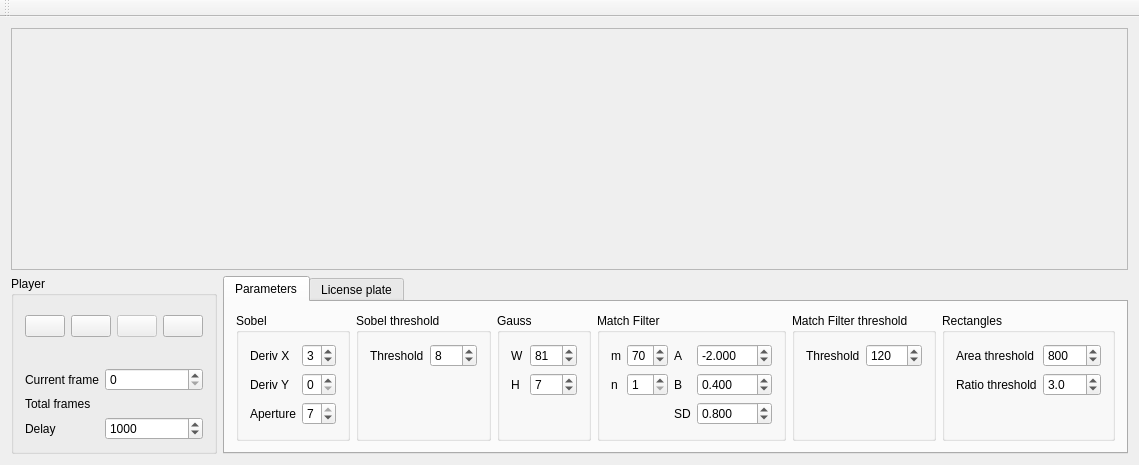
This is LicensePlateExtractor/mainwindow.ui in dworak/licence-plate-extractor as Qt 5 draws it before an edit. The edited form follows.
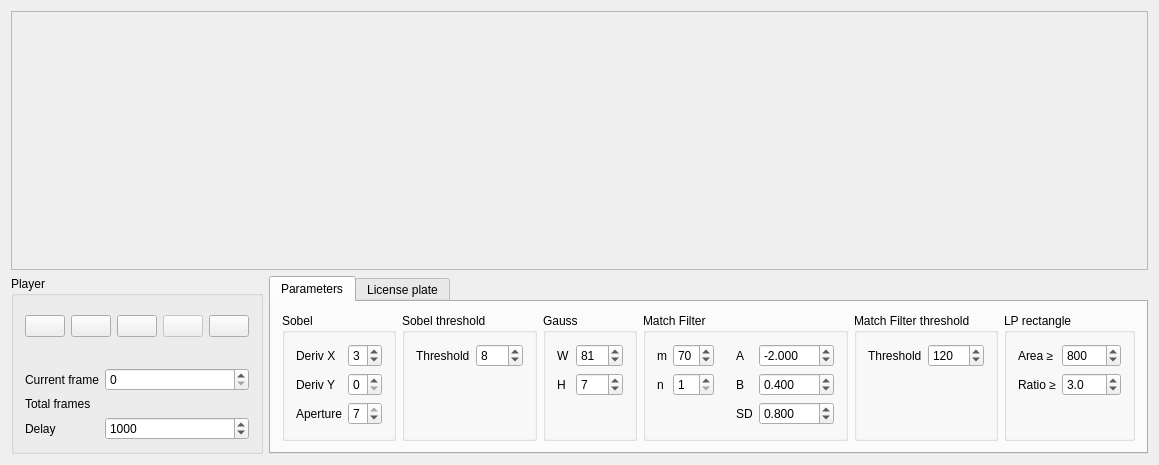
This is the edited form. The open tabs and pages were chosen to show the change. Icons and pictures are not drawn. Custom widgets are drawn as their Qt base class.

```diff
--- a/LicensePlateExtractor/mainwindow.ui
+++ b/LicensePlateExtractor/mainwindow.ui
@@ -6,7 +6,7 @@
    <rect>
     <x>0</x>
     <y>0</y>
-    <width>925</width>
+    <width>1015</width>
     <height>465</height>
    </rect>
   </property>
@@ -25,8 +25,8 @@
         <rect>
          <x>0</x>
          <y>0</y>
-         <width>905</width>
-         <height>202</height>
+         <width>995</width>
+         <height>208</height>
         </rect>
        </property>
        <layout class="QHBoxLayout" name="horizontalLayout_3">
@@ -69,6 +69,17 @@
           <item>
            <widget class="QWidget" name="widget_2" native="true">
             <layout class="QHBoxLayout" name="horizontalLayout_5">
+             <item>
+              <widget class="QPushButton" name="open">
+               <property name="text">
+                <string/>
+               </property>
+               <property name="icon">
+                <iconset resource="resources.qrc">
+                 <normaloff>:/icon/open</normaloff>:/icon/open</iconset>
+               </property>
+              </widget>
+             </item>
              <item>
               <widget class="QPushButton" name="stop">
                <property name="text">
@@ -364,33 +375,16 @@
              <property name="title">
               <string>Match Filter</string>
              </property>
-             <layout class="QGridLayout" name="gridLayout">
-              <item row="0" column="3">
-               <widget class="QDoubleSpinBox" name="mfA">
-                <property name="decimals">
-                 <number>3</number>
-                </property>
-                <property name="minimum">
-                 <double>-100.000000000000000</double>
-                </property>
-                <property name="maximum">
-                 <double>-0.001000000000000</double>
-                </property>
-                <property name="singleStep">
-                 <double>0.100000000000000</double>
-                </property>
-                <property name="value">
-                 <double>-2.000000000000000</double>
-                </property>
-               </widget>
-              </item>
-              <item row="0" column="2">
-               <widget class="QLabel" name="label_14">
-                <property name="text">
-                 <string>A</string>
-                </property>
-               </widget>
-              </item>
+             <layout class="QHBoxLayout" name="horizontalLayout_6">
+              <property name="spacing">
+               <number>0</number>
+              </property>
+              <property name="margin">
+               <number>0</number>
+              </property>
+              <item>
+               <widget class="QWidget" name="widget_4" native="true">
+                <layout class="QFormLayout" name="formLayout_8">
               <item row="0" column="0">
                <widget class="QLabel" name="label_11">
                 <property name="text">
@@ -408,7 +402,63 @@
                 </property>
                </widget>
               </item>
-              <item row="1" column="3">
+                 <item row="1" column="0">
+                  <widget class="QLabel" name="label_12">
+                   <property name="text">
+                    <string>n</string>
+                   </property>
+                  </widget>
+                 </item>
+                 <item row="1" column="1">
+                  <widget class="QSpinBox" name="mfN">
+                   <property name="minimum">
+                    <number>1</number>
+                   </property>
+                   <property name="value">
+                    <number>1</number>
+                   </property>
+                  </widget>
+                 </item>
+                </layout>
+               </widget>
+              </item>
+              <item>
+               <widget class="QWidget" name="widget_5" native="true">
+                <layout class="QFormLayout" name="formLayout_7">
+                 <item row="0" column="0">
+                  <widget class="QLabel" name="label_14">
+                   <property name="text">
+                    <string>A</string>
+                   </property>
+                  </widget>
+                 </item>
+                 <item row="0" column="1">
+                  <widget class="QDoubleSpinBox" name="mfA">
+                   <property name="decimals">
+                    <number>3</number>
+                   </property>
+                   <property name="minimum">
+                    <double>-100.000000000000000</double>
+                   </property>
+                   <property name="maximum">
+                    <double>-0.001000000000000</double>
+                   </property>
+                   <property name="singleStep">
+                    <double>0.100000000000000</double>
+                   </property>
+                   <property name="value">
+                    <double>-2.000000000000000</double>
+                   </property>
+                  </widget>
+                 </item>
+                 <item row="1" column="0">
+                  <widget class="QLabel" name="label_15">
+                   <property name="text">
+                    <string>B</string>
+                   </property>
+                  </widget>
+                 </item>
+                 <item row="1" column="1">
                <widget class="QDoubleSpinBox" name="mfB">
                 <property name="decimals">
                  <number>3</number>
@@ -427,38 +477,14 @@
                 </property>
                </widget>
               </item>
-              <item row="1" column="2">
-               <widget class="QLabel" name="label_15">
-                <property name="text">
-                 <string>B</string>
-                </property>
-               </widget>
-              </item>
-              <item row="1" column="1">
-               <widget class="QSpinBox" name="mfN">
-                <property name="minimum">
-                 <number>1</number>
-                </property>
-                <property name="value">
-                 <number>1</number>
-                </property>
-               </widget>
-              </item>
-              <item row="1" column="0">
-               <widget class="QLabel" name="label_12">
-                <property name="text">
-                 <string>n</string>
-                </property>
-               </widget>
-              </item>
-              <item row="2" column="2">
+                 <item row="2" column="0">
                <widget class="QLabel" name="label_13">
                 <property name="text">
                  <string>SD</string>
                 </property>
                </widget>
               </item>
-              <item row="2" column="3">
+                 <item row="2" column="1">
                <widget class="QDoubleSpinBox" name="mfSD">
                 <property name="decimals">
                  <number>3</number>
@@ -474,6 +500,9 @@
              </layout>
             </widget>
            </item>
+             </layout>
+            </widget>
+           </item>
            <item>
             <widget class="QGroupBox" name="groupBox_5">
              <property name="title">
@@ -509,13 +538,13 @@
            <item>
             <widget class="QGroupBox" name="groupBox_7">
              <property name="title">
-              <string>Rectangles</string>
+              <string>LP rectangle</string>
              </property>
              <layout class="QFormLayout" name="formLayout_4">
               <item row="0" column="0">
                <widget class="QLabel" name="label_2">
                 <property name="text">
-                 <string>Area threshold</string>
+                 <string>Area ≥</string>
                 </property>
                </widget>
               </item>
@@ -535,7 +564,7 @@
               <item row="4" column="0">
                <widget class="QLabel" name="label_3">
                 <property name="text">
-                 <string>Ratio threshold</string>
+                 <string>Ratio ≥</string>
                 </property>
                 <property name="wordWrap">
                  <bool>true</bool>
@@ -567,11 +596,41 @@
           <attribute name="title">
            <string>License plate</string>
           </attribute>
+          <layout class="QHBoxLayout" name="horizontalLayout_7">
+           <property name="spacing">
+            <number>0</number>
+           </property>
+           <property name="margin">
+            <number>0</number>
+           </property>
+           <item>
+            <widget class="QScrollArea" name="scrollArea_2">
+             <property name="frameShape">
+              <enum>QFrame::NoFrame</enum>
+             </property>
+             <property name="verticalScrollBarPolicy">
+              <enum>Qt::ScrollBarAlwaysOff</enum>
+             </property>
+             <property name="widgetResizable">
+              <bool>true</bool>
+             </property>
+             <widget class="QWidget" name="scrollAreaWidgetContents_2">
+              <property name="geometry">
+               <rect>
+                <x>0</x>
+                <y>0</y>
+                <width>766</width>
+                <height>184</height>
+               </rect>
+              </property>
           <layout class="QHBoxLayout" name="horizontalLayout_2">
            <item>
+                <widget class="QSplitter" name="splitter">
+                 <property name="orientation">
+                  <enum>Qt::Horizontal</enum>
+                 </property>
+                 <widget class="CVImageWidget" name="lpBWView" native="true"/>
             <widget class="CVImageWidget" name="lpView" native="true"/>
-           </item>
-           <item>
             <widget class="QLabel" name="recognizedText">
              <property name="text">
               <string>recognized text</string>
@@ -583,6 +642,11 @@
               <set>Qt::LinksAccessibleByMouse|Qt::TextSelectableByMouse</set>
              </property>
             </widget>
+                </widget>
+               </item>
+              </layout>
+             </widget>
+            </widget>
            </item>
           </layout>
          </widget>
@@ -598,19 +662,11 @@
     <rect>
      <x>0</x>
      <y>0</y>
-     <width>925</width>
+     <width>1015</width>
      <height>21</height>
     </rect>
    </property>
   </widget>
-  <widget class="QToolBar" name="mainToolBar">
-   <attribute name="toolBarArea">
-    <enum>TopToolBarArea</enum>
-   </attribute>
-   <attribute name="toolBarBreak">
-    <bool>false</bool>
-   </attribute>
-  </widget>
  </widget>
  <layoutdefault spacing="6" margin="11"/>
  <customwidgets>
```
Lines whose indentation alone changed are shown as unchanged.
